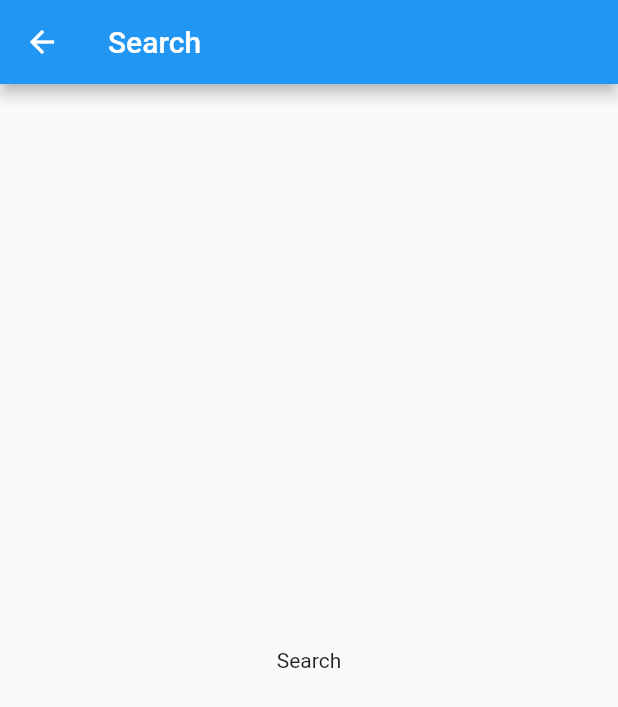
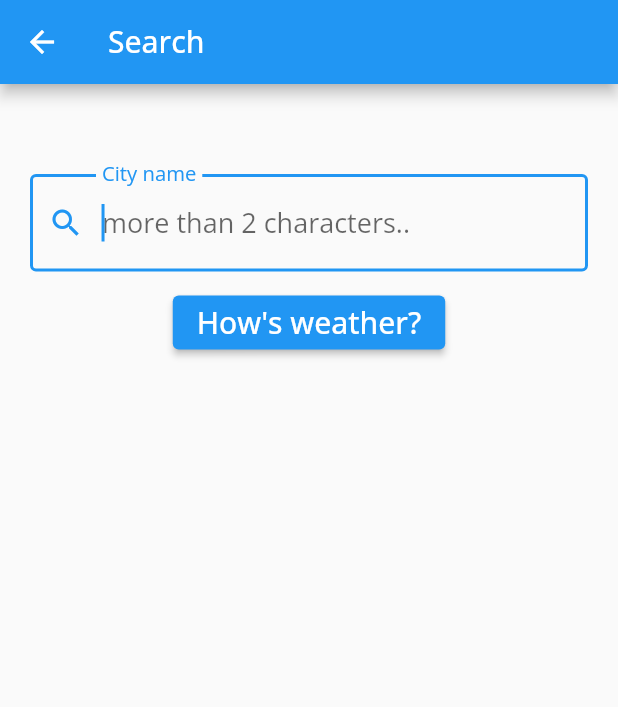
Before and after one commit to sarav-daya/weather-provider, a Flutter app: the SearchPage screen opened directly, on a phone screen of 412 x 824 dp. Shown: the top 707 px of the screen. Run offline on Flutter 3.47's test engine with Material 2 defaults, Android fonts, the light colour scheme and no system bars; our stand-ins replace equatable, google_fonts.

Commit message:
home and search page function added, forms and textinput

```diff
--- a/lib/pages/search_page.dart
+++ b/lib/pages/search_page.dart
@@ -8,14 +8,71 @@ class SearchPage extends StatefulWidget {
 }
 
 class _SearchPageState extends State<SearchPage> {
+  final _formKey = GlobalKey<FormState>();
+  String? _city;
+  AutovalidateMode autovalidateMode = AutovalidateMode.disabled;
+
+  void _submit() {
+    setState(() {
+      autovalidateMode = AutovalidateMode.always;
+    });
+
+    final _form = _formKey.currentState;
+
+    if (_form != null && _form.validate()) {
+      _form.save();
+      Navigator.pop(context, _city!.trim());
+    }
+  }
+
   @override
   Widget build(BuildContext context) {
     return Scaffold(
       appBar: AppBar(
         title: Text('Search'),
       ),
-      body: Center(
-        child: Text('Search'),
+      body: Form(
+        key: _formKey,
+        autovalidateMode: autovalidateMode,
+        child: Column(
+          children: [
+            SizedBox(
+              height: 60.0,
+            ),
+            Padding(
+              padding: const EdgeInsets.symmetric(horizontal: 20.0),
+              child: TextFormField(
+                autofocus: true,
+                style: TextStyle(fontSize: 18.0),
+                decoration: InputDecoration(
+                  labelText: 'City name',
+                  hintText: 'more than 2 characters..',
+                  prefixIcon: Icon(Icons.search),
+                  border: OutlineInputBorder(),
+                ),
+                validator: (String? input) {
+                  if (input == null || input.trim().length < 2) {
+                    return 'City name must be atleast 2 characters long';
+                  }
+                  return null;
+                },
+                onSaved: (String? input) {
+                  _city = input;
+                },
+              ),
+            ),
+            SizedBox(
+              height: 10.0,
+            ),
+            ElevatedButton(
+              onPressed: _submit,
+              child: Text(
+                'How\'s weather?',
+                style: TextStyle(fontSize: 20.0),
+              ),
+            )
+          ],
+        ),
       ),
     );
   }
--- /dev/null
+++ b/lib/providers/weather_provider.dart
@@ -0,0 +1,74 @@
+import 'package:equatable/equatable.dart';
+import 'package:flutter/cupertino.dart';
+
+import 'package:weather_provider/models/custom_error.dart';
+import 'package:weather_provider/models/weather.dart';
+import 'package:weather_provider/repositories/weather_repository.dart';
+
+enum WeatherStatus {
+  inital,
+  loading,
+  loaded,
+  error,
+}
+
+class WeatherState extends Equatable {
+  final WeatherStatus status;
+  final Weather weather;
+  final CustomError error;
+
+  WeatherState({
+    required this.status,
+    required this.weather,
+    required this.error,
+  });
+
+  factory WeatherState.initial() => WeatherState(
+        status: WeatherStatus.inital,
+        weather: Weather.initial(),
+        error: CustomError(),
+      );
+
+  WeatherState copyWith({
+    WeatherStatus? status,
+    Weather? weather,
+    CustomError? error,
+  }) {
+    return WeatherState(
+      status: status ?? this.status,
+      weather: weather ?? this.weather,
+      error: error ?? this.error,
+    );
+  }
+
+  @override
+  List<Object> get props => [status, weather, error];
+
+  @override
+  String toString() =>
+      'WeatherState(status: $status, weather: $weather, error: $error)';
+}
+
+class WeatherProvider with ChangeNotifier {
+  WeatherState _state = WeatherState.initial();
+  WeatherState get state => _state;
+
+  final WeatherRepository weatherRepository;
+  WeatherProvider({
+    required this.weatherRepository,
+  });
+
+  Future<void> fetchWeather(String city) async {
+    _state = _state.copyWith(status: WeatherStatus.loading);
+    notifyListeners();
+
+    try {
+      final Weather weather = await weatherRepository.fetchWeather(city);
+      _state = _state.copyWith(status: WeatherStatus.loaded, weather: weather);
+      print('_state: $_state');
+      notifyListeners();
+    } on CustomError catch (e) {
+      _state = _state.copyWith(status: WeatherStatus.error, error: e);
+    }
+  }
+}
--- a/lib/repositories/weather_repository.dart
+++ b/lib/repositories/weather_repository.dart
@@ -12,10 +12,9 @@ class WeatherRepository {
   Future<Weather> fetchWeather(String city) async {
     try {
       final int woeid = await weatherApiServices.getWoeid(city);
-      print('woeid: $woeid');
 
       final Weather weather = await weatherApiServices.getWeather(woeid, city);
-      print('weather: $weather');
+
       return weather;
     } on WeatherException catch (e) {
       throw CustomError(errMsg: e.message);
--- a/pubspec.yaml
+++ b/pubspec.yaml
@@ -36,6 +36,7 @@ dependencies:
   equatable: ^2.0.3
   http: ^0.13.4
   provider: ^6.0.2
+  google_fonts: ^2.2.0
 
 dev_dependencies:
   flutter_test:
```
Also changed, not shown: lib/main.dart (+33 -6 lines), lib/pages/home_page.dart (+38 -16 lines), pubspec.lock.
